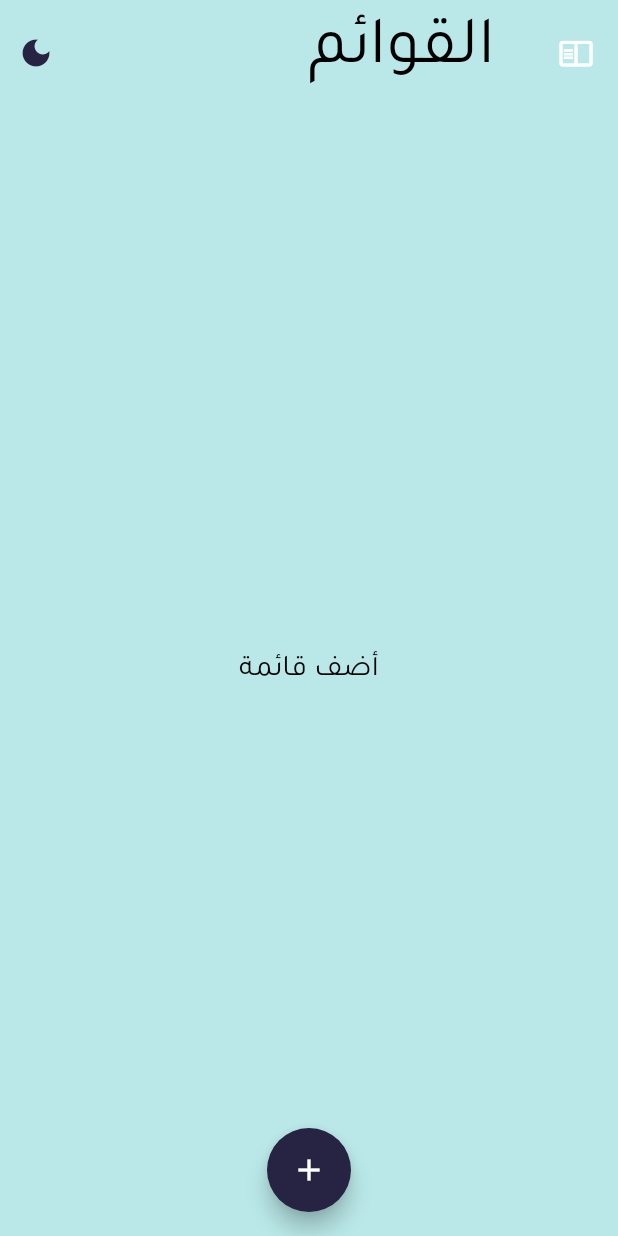
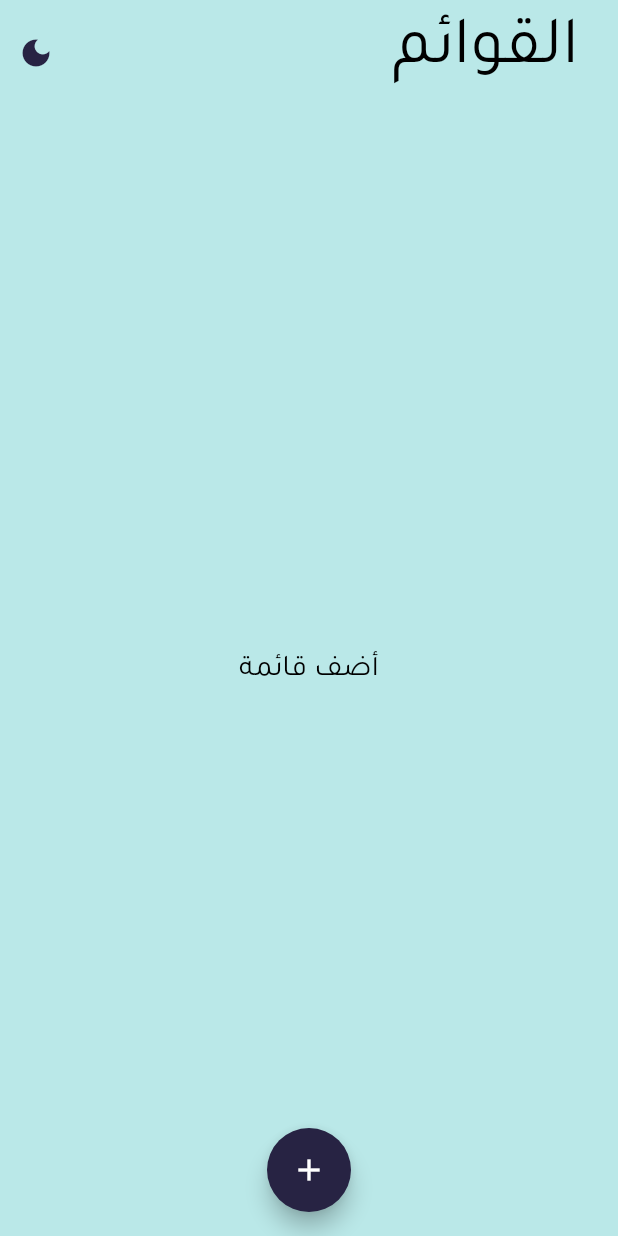
Before and after one commit to Mahmoudgarwallane/mToDoX, a Flutter app: the screen it shows after launch, on a phone screen of 412 x 824 dp. Run offline on Flutter 3.47's test engine with Material 2 defaults, Android fonts, the light colour scheme and no system bars; our stand-ins replace bloc, flutter_bloc, sqflite; accounts and stored records are empty.

Commit message:
chore : clean

```diff
--- a/lib/pages/lists_page.dart
+++ b/lib/pages/lists_page.dart
@@ -52,11 +52,11 @@ class _ListPageState extends State<ListPage> {
           ),
           backgroundColor: color.color5,
           appBar: AppBar(
-            leading: IconButton(
-                onPressed: () {
-                  context.read<TodoCubit>().readAll();
-                },
-                icon: Icon(Icons.chrome_reader_mode_outlined)),
+            // leading: IconButton(
+            //     onPressed: () {
+            //       context.read<TodoCubit>().readAll();
+            //     },
+            //     icon: Icon(Icons.chrome_reader_mode_outlined)),
             toolbarHeight: 70,
             backgroundColor: color.color5,
             elevation: 0,
```
